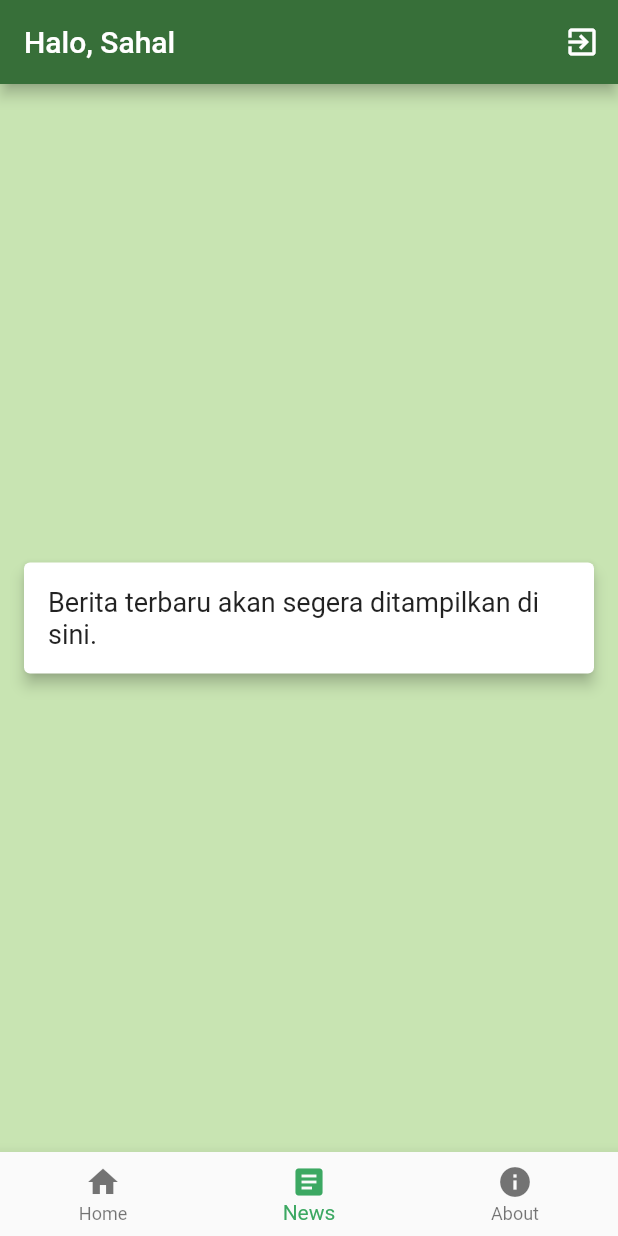
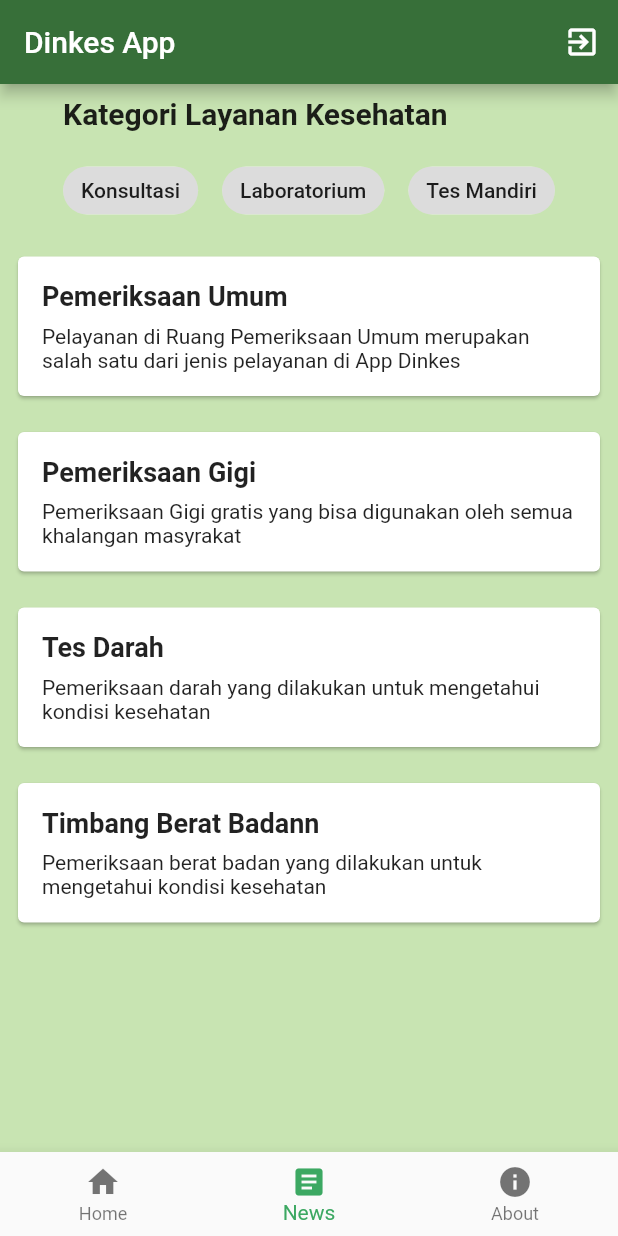
Before and after one commit to MasSahal/uas-smt4-mobile-programming, a Flutter app: the DashboardPage screen opened directly, item 2 of the bottom bar chosen, on a phone screen of 412 x 824 dp. Run offline on Flutter 3.47's test engine with Material 2 defaults, Android fonts, the phone set to English and light mode, and no system bars.

Commit message:
rev fix 2

```diff
--- a/lib/page/about.dart
+++ b/lib/page/about.dart
@@ -1,17 +1,45 @@
 import 'package:flutter/material.dart';
 
-class AboutCard extends StatelessWidget {
+class About extends StatelessWidget {
+  final String appVersion = '2.12.0';
+  final String lastUpdate = '12 Agustus 2023';
+
   @override
   Widget build(BuildContext context) {
-    return Card(
-      margin: EdgeInsets.all(16.0),
-      elevation: 4.0,
-      child: Padding(
-        padding: EdgeInsets.all(16.0),
-        child: Text(
-          'Tentang Aplikasi Ini...',
-          style: TextStyle(fontSize: 18.0),
-        ),
+    return Center(
+      child: Column(
+        mainAxisAlignment: MainAxisAlignment.center,
+        children: [
+          Image.asset(
+            'images/dinkes_logo.png', // Pastikan Anda memiliki logo yang sesuai di folder images
+            width: 150,
+            height: 150,
+          ),
+          SizedBox(height: 20),
+          Text(
+            'Dinkes App',
+            style: TextStyle(
+              fontSize: 24,
+              fontWeight: FontWeight.bold,
+            ),
+          ),
+          SizedBox(height: 10),
+          Text(
+            'Dinkes App adalah sebuah aplikasi kesehatan yang dirancang untuk memberikan informasi dan layanan kesehatan kepada masyarakat. Kami berkomitmen untuk meningkatkan kualitas hidup melalui pelayanan kesehatan yang berkualitas.',
+            textAlign: TextAlign.center,
+          ),
+          SizedBox(height: 20),
+          Text(
+            'Versi: $appVersion',
+            style: TextStyle(
+              fontWeight: FontWeight.bold,
+            ),
+          ),
+          SizedBox(height: 5),
+          Text(
+            'Tanggal Pembaruan Terakhir: $lastUpdate',
+          ),
+        ],
       ),
     );
   }
--- a/lib/page/home.dart
+++ b/lib/page/home.dart
@@ -8,7 +8,7 @@ class Home extends StatelessWidget {
       child: Padding(
         padding: const EdgeInsets.all(16.0),
         child: Column(
-          crossAxisAlignment: CrossAxisAlignment.stretch,
+          crossAxisAlignment: CrossAxisAlignment.start,
           children: [
             Text(
               'Hello Sahl!',
--- /dev/null
+++ b/lib/page/layanan.dart
@@ -0,0 +1,145 @@
+import 'package:flutter/material.dart';
+
+class HealthService {
+  final String name;
+  final String category;
+  final String description;
+
+  HealthService({
+    required this.name,
+    required this.category,
+    required this.description,
+  });
+}
+
+class Layanan extends StatelessWidget {
+  final List<HealthService> healthServices = [
+    HealthService(
+      name: 'Pemeriksaan Umum',
+      category: 'Konsultasi',
+      description:
+          'Pelayanan di Ruang Pemeriksaan Umum merupakan salah satu dari jenis pelayanan di App Dinkes',
+    ),
+    HealthService(
+      name: 'Pemeriksaan Gigi',
+      category: 'Konsultasi',
+      description:
+          'Pemeriksaan Gigi gratis yang bisa digunakan oleh semua khalangan masyrakat',
+    ),
+    HealthService(
+      name: 'Tes Darah',
+      category: 'Laboratorium',
+      description:
+          'Pemeriksaan darah yang dilakukan untuk mengetahui kondisi kesehatan',
+    ),
+    HealthService(
+      name: 'Timbang Berat Badann',
+      category: 'Tes Mandiri',
+      description:
+          'Pemeriksaan berat badan yang dilakukan untuk mengetahui kondisi kesehatan',
+    ),
+    // Tambahkan layanan kesehatan lainnya di sini...
+  ];
+
+  @override
+  Widget build(BuildContext context) {
+    return Container(
+      child: Column(
+        children: [
+          HealthServiceCategories(categories: getCategories()),
+          ListView.builder(
+            shrinkWrap: true,
+            physics: NeverScrollableScrollPhysics(),
+            itemCount: healthServices.length,
+            itemBuilder: (BuildContext context, int index) {
+              return HealthServiceCard(healthService: healthServices[index]);
+            },
+          ),
+        ],
+      ),
+    );
+  }
+
+  List<String> getCategories() {
+    return healthServices.map((service) => service.category).toSet().toList();
+  }
+}
+
+class HealthServiceCard extends StatelessWidget {
+  final HealthService healthService;
+
+  HealthServiceCard({required this.healthService});
+
+  @override
+  Widget build(BuildContext context) {
+    return Card(
+      margin: EdgeInsets.all(12.0),
+      child: Row(
+        children: [
+          Expanded(
+            child: Padding(
+              padding: const EdgeInsets.all(16.0),
+              child: Column(
+                crossAxisAlignment: CrossAxisAlignment.start,
+                children: [
+                  Text(
+                    healthService.name,
+                    style: TextStyle(
+                      fontSize: 18.0,
+                      fontWeight: FontWeight.bold,
+                    ),
+                  ),
+                  SizedBox(height: 8.0),
+                  Text(
+                    healthService.description,
+                    style: TextStyle(
+                      fontSize: 14.0,
+                    ),
+                  ),
+                ],
+              ),
+            ),
+          ),
+        ],
+      ),
+    );
+  }
+}
+
+class HealthServiceCategories extends StatelessWidget {
+  final List<String> categories;
+
+  HealthServiceCategories({required this.categories});
+
+  @override
+  Widget build(BuildContext context) {
+    return Column(
+      crossAxisAlignment: CrossAxisAlignment.start,
+      children: [
+        Padding(
+          padding: const EdgeInsets.all(8.0),
+          child: Text(
+            'Kategori Layanan Kesehatan',
+            style: TextStyle(
+              fontSize: 20.0,
+              fontWeight: FontWeight.bold,
+            ),
+          ),
+        ),
+        SingleChildScrollView(
+          scrollDirection: Axis.horizontal,
+          child: Row(
+            children: categories.map((category) {
+              return Padding(
+                padding: const EdgeInsets.all(8.0),
+                child: Chip(
+                  label: Text(category),
+                ),
+              );
+            }).toList(),
+          ),
+        ),
+      ],
+    );
+  }
+}
--- a/lib/page/dashboard.dart
+++ b/lib/page/layout.dart
@@ -1,6 +1,6 @@
 import 'package:flutter/material.dart';
 import 'about.dart';
-import 'news.dart';
+import 'layanan.dart';
 import 'home.dart';
 
 class DashboardPage extends StatefulWidget {
@@ -12,8 +12,8 @@ class _DashboardPageState extends State<DashboardPage> {
   int _selectedIndex = 0;
   static List<Widget> _widgetOptions = <Widget>[
     Home(),
-    NewsCard(),
-    AboutCard(),
+    Layanan(),
+    About(),
   ];
 
   void _onItemTapped(int index) {
@@ -31,7 +31,7 @@ class _DashboardPageState extends State<DashboardPage> {
     return Scaffold(
       backgroundColor: Color.fromRGBO(200, 228, 178, 1),
       appBar: AppBar(
-        title: Text('Halo, Sahal'),
+        title: Text('Dinkes App'),
         automaticallyImplyLeading: false,
         actions: [
           IconButton(
--- a/lib/page/login.dart
+++ b/lib/page/login.dart
@@ -1,5 +1,5 @@
 import 'package:flutter/material.dart';
-import 'dashboard.dart';
+import 'layout.dart';
 
 class LoginScreen extends StatefulWidget {
   const LoginScreen({Key? key}) : super(key: key);
--- a/lib/page/news.dart
+++ /dev/null
@@ -1,18 +0,0 @@
-import 'package:flutter/material.dart';
-
-class NewsCard extends StatelessWidget {
-  @override
-  Widget build(BuildContext context) {
-    return Card(
-      margin: EdgeInsets.all(16.0),
-      elevation: 4.0,
-      child: Padding(
-        padding: EdgeInsets.all(16.0),
-        child: Text(
-          'Berita terbaru akan segera ditampilkan di sini.',
-          style: TextStyle(fontSize: 18.0),
-        ),
-      ),
-    );
-  }
-}
```
